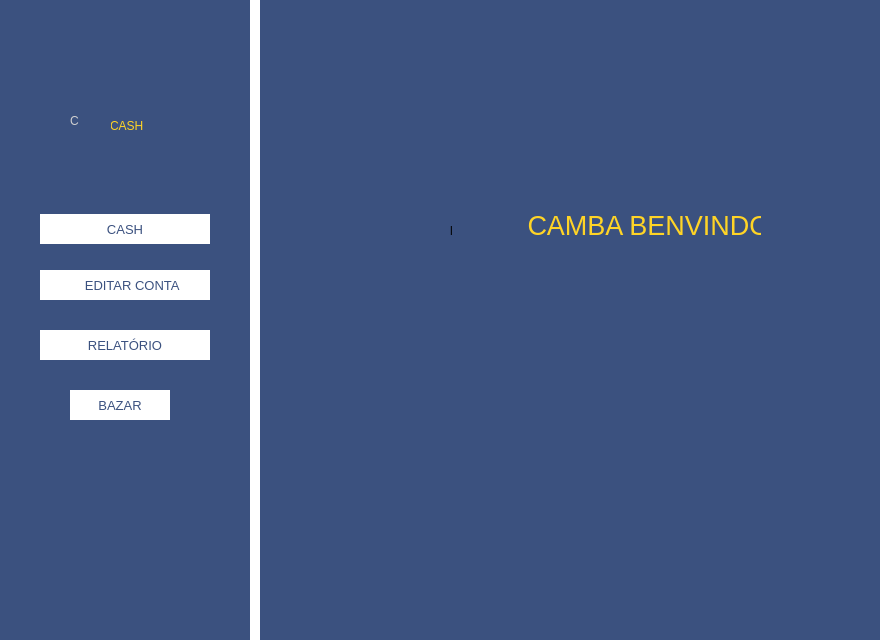
Before: the Qt Designer form cambaCash/areadegestao.ui in Leumim2020/CambaCash, drawn with Qt 5.
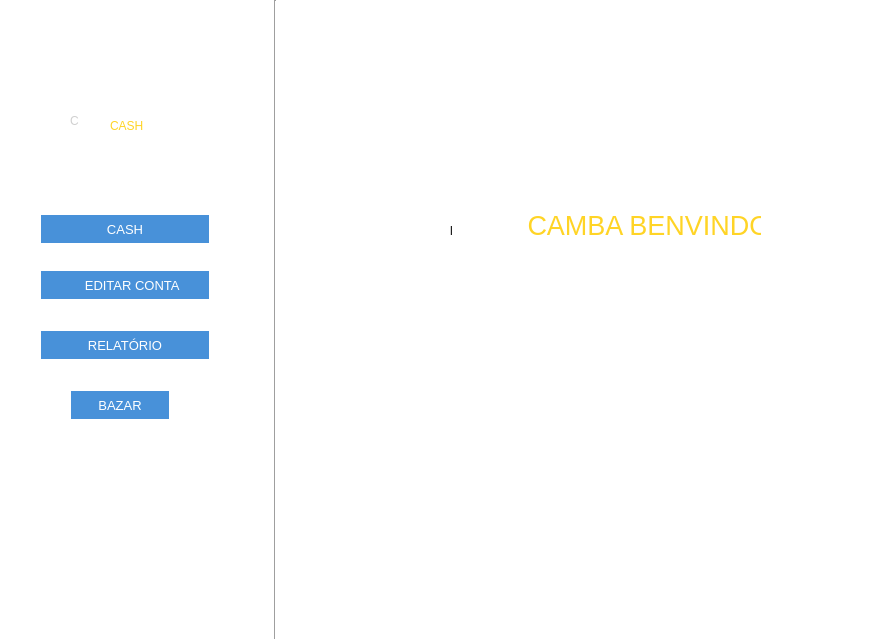
After: the same form once the commit is applied. Icons and pictures are not drawn.

What changed in the file:
```diff
--- a/cambaCash/areadegestao.ui
+++ b/cambaCash/areadegestao.ui
@@ -25,44 +25,14 @@
   <property name="windowTitle">
    <string>Dialog</string>
   </property>
+  <property name="autoFillBackground">
+   <bool>false</bool>
+  </property>
   <property name="styleSheet">
-   <string notr="true">background-color:rgb(59, 81, 127);</string>
+   <string notr="true">QDialog {
+	background-color:rgb(255,255,255);
+}</string>
   </property>
-  <widget class="QWidget" name="verticalLayoutWidget">
-   <property name="geometry">
-    <rect>
-     <x>250</x>
-     <y>0</y>
-     <width>16</width>
-     <height>641</height>
-    </rect>
-   </property>
-   <layout class="QVBoxLayout" name="verticalLayout">
-    <item>
-     <widget class="Line" name="line">
-      <property name="minimumSize">
-       <size>
-        <width>10</width>
-        <height>0</height>
-       </size>
-      </property>
-      <property name="maximumSize">
-       <size>
-        <width>10</width>
-        <height>16777215</height>
-       </size>
-      </property>
-      <property name="styleSheet">
-       <string notr="true">background-color:white;
-border:none;</string>
-      </property>
-      <property name="orientation">
-       <enum>Qt::Vertical</enum>
-      </property>
-     </widget>
-    </item>
-   </layout>
-  </widget>
   <widget class="QLabel" name="label_4">
    <property name="geometry">
     <rect>
@@ -166,10 +136,10 @@
    <property name="styleSheet">
     <string notr="true">QPushButton{
 	border:1px solid white;
-	background-color:white;
-	background-image: url(:/area/area/back.png);
+	background-color: rgb(72, 145, 217);
+	background-image: url(:/area/area/saida2.png);
 	background-repeat:none;
-	color:rgb(59,81,127);
+	color:white;
 	font: 10pt &quot;Segoe UI&quot;;
 }
 QPushButton:hover{
@@ -215,10 +185,10 @@
    <property name="styleSheet">
     <string notr="true">QPushButton{	
 	border:1px solid white;
-	background-color:white;
+	background-color: rgb(72, 145, 217);
 	background-repeat:none;
 	background-image: url(:/area/area/relatorio.png);
-	color:rgb(59,81,127);
+	color:white;
 	font: 10pt &quot;Segoe UI&quot;;
 }
 QPushButton:hover{
@@ -264,10 +234,10 @@
    <property name="styleSheet">
     <string notr="true">QPushButton{
 	border:1px solid white;
-	background-color:white;
+	background-color: rgb(72, 145, 217);
 	background-image: url(:/area/area/cash.png);
 	background-repeat:none;
-	color:rgb(59,81,127);
+	color:white;
 	font: 10pt &quot;Segoe UI&quot;;
 }
 QPushButton:hover{
@@ -314,8 +284,8 @@
    <property name="styleSheet">
     <string notr="true">QPushButton{
 	border:1px solid white;
-	background-color:white;
-	color:rgb(59,81,127);
+	background-color: rgb(72, 145, 217);
+	color:white;
 	font: 10pt &quot;Segoe UI&quot;;
 	background-image: url(:/area/area/edit.png);
 	background-repeat:none;
@@ -368,6 +338,37 @@
     <string>l</string>
    </property>
   </widget>
+  <widget class="Line" name="line">
+   <property name="geometry">
+    <rect>
+     <x>270</x>
+     <y>0</y>
+     <width>10</width>
+     <height>639</height>
+    </rect>
+   </property>
+   <property name="minimumSize">
+    <size>
+     <width>10</width>
+     <height>0</height>
+    </size>
+   </property>
+   <property name="maximumSize">
+    <size>
+     <width>10</width>
+     <height>16777215</height>
+    </size>
+   </property>
+   <property name="styleSheet">
+    <string notr="true">Line{
+	background-color:rgb(59,81,127);
+	border:none;
+}</string>
+   </property>
+   <property name="orientation">
+    <enum>Qt::Vertical</enum>
+   </property>
+  </widget>
  </widget>
  <resources/>
  <connections/>
```
Left out of the diff: 6 changed lines with no effect on the pictures.
